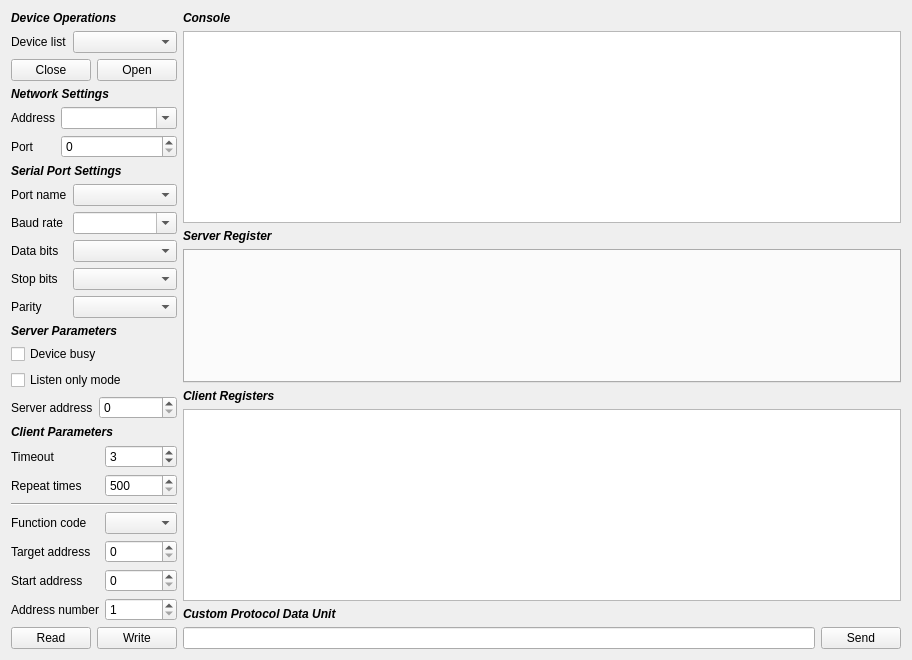
Before: the Qt Designer form Source/Tools/Modbus/ModbusAssistant.ui in x-tools-author/x-tools, drawn with Qt 5.
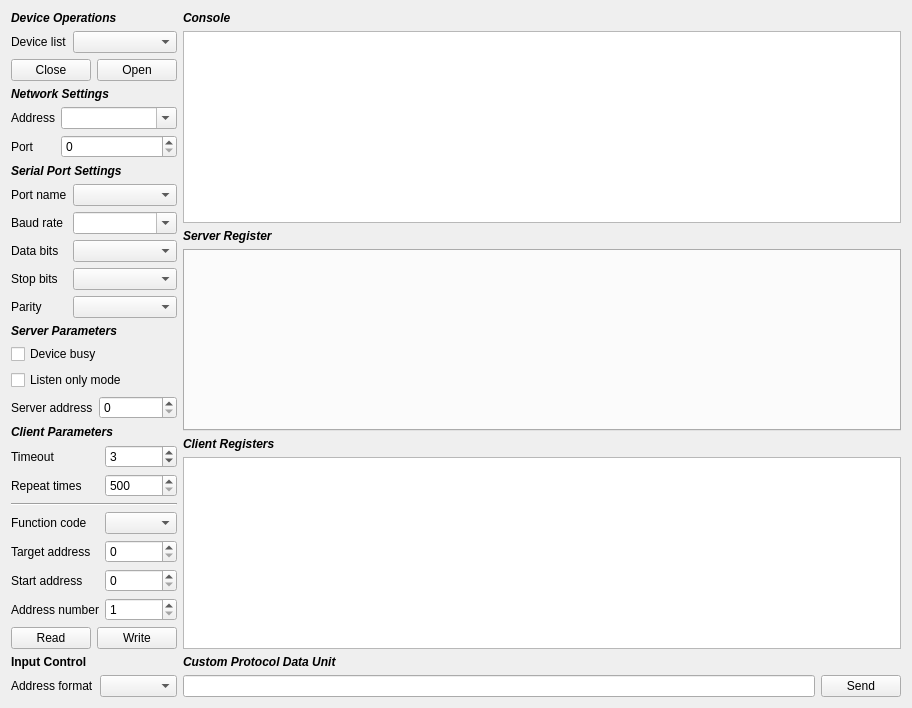
After: the same form once the commit is applied.

Commit message: chore: rename the interface

```diff
--- a/Source/Tools/Modbus/ModbusAssistant.ui
+++ b/Source/Tools/Modbus/ModbusAssistant.ui
@@ -702,6 +702,38 @@
        </layout>
       </widget>
      </item>
+     <item>
+      <widget class="QLabel" name="label_25">
+       <property name="font">
+        <font>
+         <bold>true</bold>
+        </font>
+       </property>
+       <property name="text">
+        <string>Input Control</string>
+       </property>
+      </widget>
+     </item>
+     <item>
+      <layout class="QHBoxLayout" name="horizontalLayout">
+       <item>
+        <widget class="QLabel" name="label_26">
+         <property name="sizePolicy">
+          <sizepolicy hsizetype="Fixed" vsizetype="Preferred">
+           <horstretch>0</horstretch>
+           <verstretch>0</verstretch>
+          </sizepolicy>
+         </property>
+         <property name="text">
+          <string>Address format</string>
+         </property>
+        </widget>
+       </item>
+       <item>
+        <widget class="QComboBox" name="comboBoxFormat"/>
+       </item>
+      </layout>
+     </item>
     </layout>
    </item>
    <item row="1" column="0">
```
The commit also changes 3 other files.
